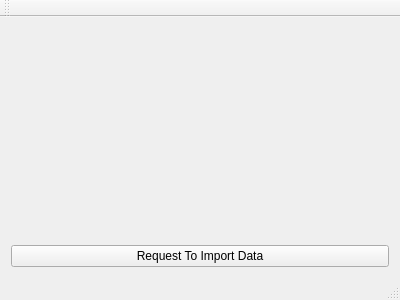
Above: mainwindow.ui from 2013111015/QT-HW before the change. Below: the same form after it.
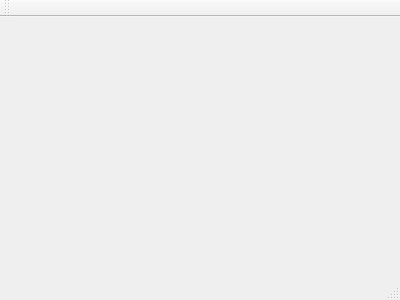
That is the form after the change. Custom widgets are drawn as their Qt base class.

Patch:
```diff
--- a/mainwindow.ui
+++ b/mainwindow.ui
@@ -14,22 +14,16 @@
    <string>MainWindow</string>
   </property>
   <widget class="QWidget" name="centralWidget">
-   <layout class="QGridLayout" name="gridLayout">
-    <item row="0" column="0">
-     <widget class="QLabel" name="APIresponcedisplay">
-      <property name="text">
-       <string/>
-      </property>
-     </widget>
-    </item>
-    <item row="1" column="0">
-     <widget class="QPushButton" name="pushButton">
-      <property name="text">
-       <string>Request To Import Data</string>
-      </property>
-     </widget>
-    </item>
-   </layout>
+   <widget class="QCustomPlot" name="customPlot" native="true">
+    <property name="geometry">
+     <rect>
+      <x>29</x>
+      <y>19</y>
+      <width>321</width>
+      <height>211</height>
+     </rect>
+    </property>
+   </widget>
   </widget>
   <widget class="QMenuBar" name="menuBar">
    <property name="geometry">
@@ -52,6 +46,14 @@
   <widget class="QStatusBar" name="statusBar"/>
  </widget>
  <layoutdefault spacing="6" margin="11"/>
+ <customwidgets>
+  <customwidget>
+   <class>QCustomPlot</class>
+   <extends>QWidget</extends>
+   <header>qcustomplot.h</header>
+   <container>1</container>
+  </customwidget>
+ </customwidgets>
  <resources/>
  <connections/>
 </ui>
```
